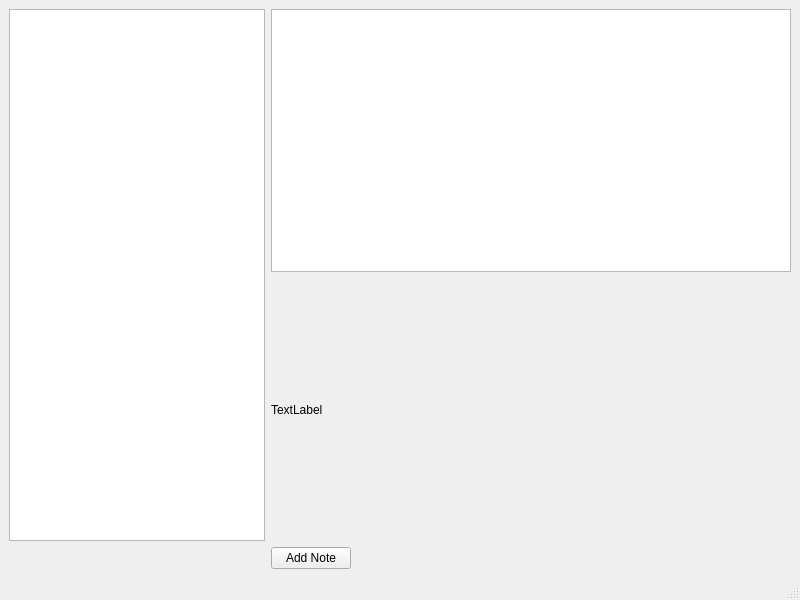
This is mainwindow.ui in wwwtfden/MyNotes as Qt 5 draws it before an edit. The edited form follows.
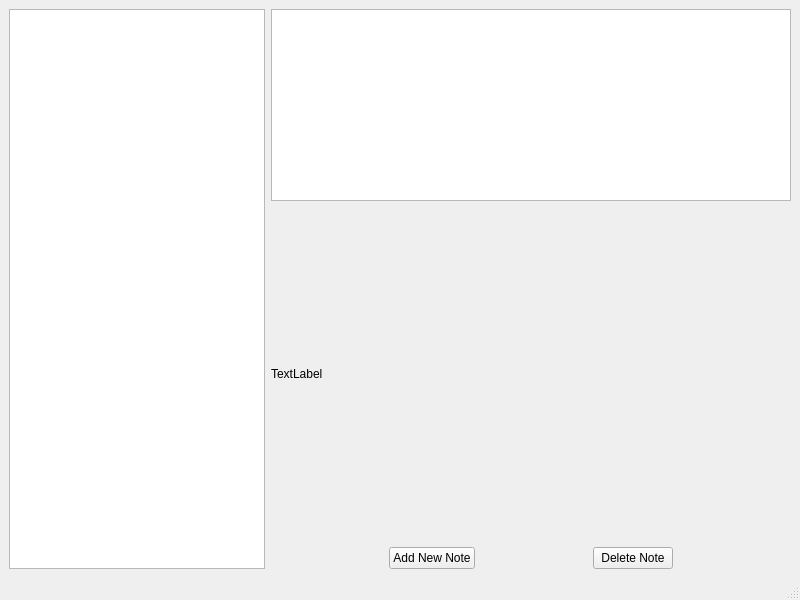
This is the edited form.

Commit message: Bug fixes, first part of interface is ready.

What changed in the file:
```diff
--- a/mainwindow.ui
+++ b/mainwindow.ui
@@ -21,7 +21,7 @@
   </property>
   <widget class="QWidget" name="centralwidget">
    <layout class="QGridLayout" name="gridLayout_2">
-    <item row="0" column="0">
+    <item row="1" column="0">
      <layout class="QGridLayout" name="gridLayout">
       <item row="0" column="1">
        <widget class="QPlainTextEdit" name="plainTextEdit">
@@ -33,7 +33,40 @@
         </property>
        </widget>
       </item>
-      <item row="0" column="0" rowspan="2">
+      <item row="3" column="1">
+       <layout class="QHBoxLayout" name="horizontalLayout" stretch="2,0">
+        <property name="spacing">
+         <number>0</number>
+        </property>
+        <item>
+         <widget class="QPushButton" name="pushButton">
+          <property name="sizePolicy">
+           <sizepolicy hsizetype="Fixed" vsizetype="Fixed">
+            <horstretch>0</horstretch>
+            <verstretch>0</verstretch>
+           </sizepolicy>
+          </property>
+          <property name="text">
+           <string>Add New Note</string>
+          </property>
+         </widget>
+        </item>
+        <item>
+         <widget class="QPushButton" name="pushButton_2">
+          <property name="sizePolicy">
+           <sizepolicy hsizetype="Fixed" vsizetype="Fixed">
+            <horstretch>0</horstretch>
+            <verstretch>0</verstretch>
+           </sizepolicy>
+          </property>
+          <property name="text">
+           <string>Delete Note</string>
+          </property>
+         </widget>
+        </item>
+       </layout>
+      </item>
+      <item row="0" column="0" rowspan="4">
        <widget class="QListWidget" name="listWidget">
         <property name="sizePolicy">
          <sizepolicy hsizetype="Preferred" vsizetype="Expanding">
@@ -43,26 +76,19 @@
         </property>
        </widget>
       </item>
-      <item row="1" column="1">
+      <item row="1" column="1" rowspan="2">
        <widget class="QLabel" name="label_2">
+        <property name="sizePolicy">
+         <sizepolicy hsizetype="Preferred" vsizetype="MinimumExpanding">
+          <horstretch>0</horstretch>
+          <verstretch>0</verstretch>
+         </sizepolicy>
+        </property>
         <property name="text">
          <string>TextLabel</string>
         </property>
        </widget>
       </item>
-      <item row="2" column="1">
-       <widget class="QPushButton" name="pushButton">
-        <property name="sizePolicy">
-         <sizepolicy hsizetype="Fixed" vsizetype="Fixed">
-          <horstretch>0</horstretch>
-          <verstretch>0</verstretch>
-         </sizepolicy>
-        </property>
-        <property name="text">
-         <string>Add Note</string>
-        </property>
-       </widget>
-      </item>
      </layout>
     </item>
    </layout>
```
The commit also changes 4 other files.
